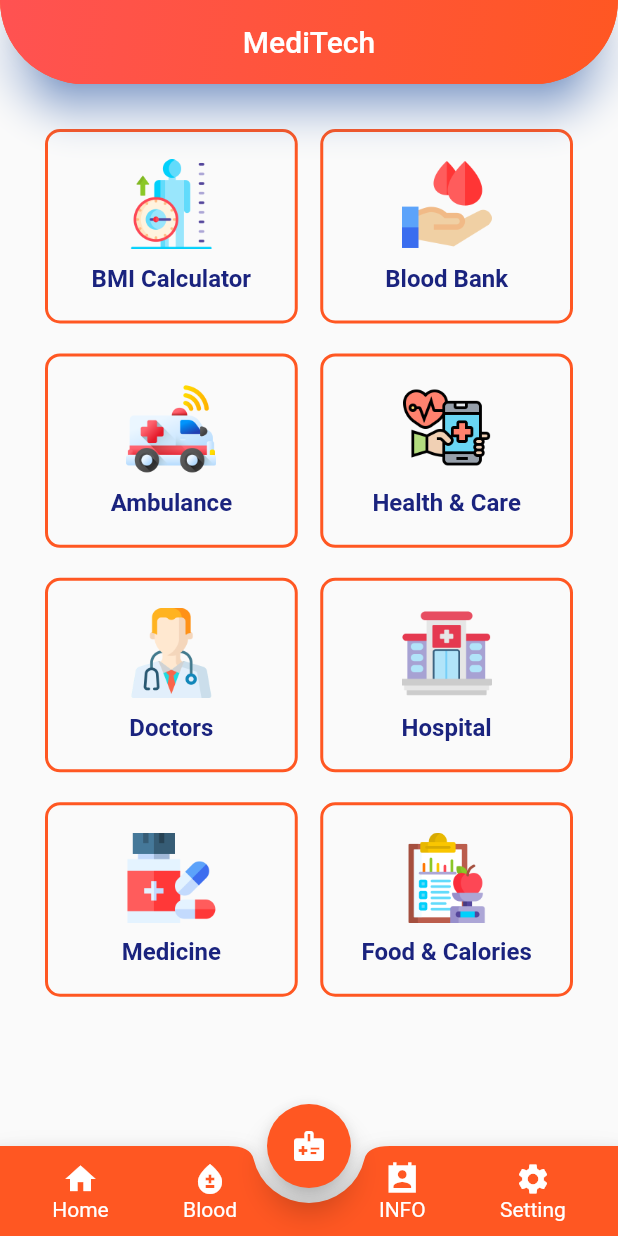
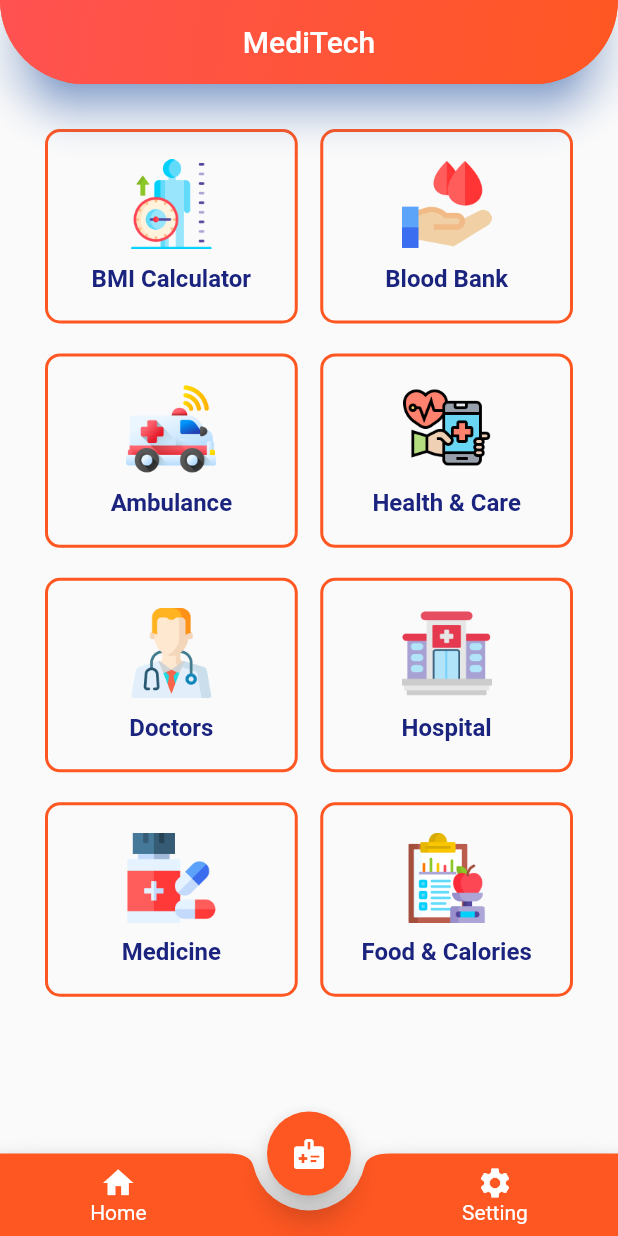
Before and after one commit to marufahmedofficial/MediTech_project_UITS, a Flutter app: the screen it shows after launch, on a phone screen of 412 x 824 dp. Run offline on Flutter 3.47's test engine with Material 2 defaults, Android fonts, the phone set to English and light mode, and no system bars.

Commit message:
nav updated

```diff
--- a/lib/pages/homepage.dart
+++ b/lib/pages/homepage.dart
@@ -84,19 +84,27 @@ class _HomePageState extends State<HomePage> {
         // // label : const Text('Change'),
         // icon: const Icon(Icons.change_circle) ,
       ),
-      bottomNavigationBar: BottomAppBar(
+      bottomNavigationBar:BottomAppBar(
         notchMargin: 10.0,
         shape: CircularNotchedRectangle(),
         color: Colors.deepOrange,
+
         child: Row(
           mainAxisAlignment: MainAxisAlignment.spaceAround,
           mainAxisSize: MainAxisSize.max,
           children: [
-            Padding(
-              padding: const EdgeInsets.only(left: 10.0),
+
+            InkWell(
+              onTap: () {
+
+              },
+              child: Padding(
+                padding: const EdgeInsets.only(left: 10.0,right: 10),
                 child: Column(
+
                   mainAxisSize: MainAxisSize.min,
                   children: [
+
                     Icon(
                       Icons.home,
                       color: Colors.white,
@@ -108,40 +116,9 @@ class _HomePageState extends State<HomePage> {
                   ],
                 ),
               ),
-            Padding(
-              padding:
-              const EdgeInsets.only(right: 20.0, top: 10.0, bottom: 10.0),
-              child: Column(
-                mainAxisSize: MainAxisSize.min,
-                children: [
-                  Icon(
-                    Icons.bloodtype_sharp,
-                    color: Colors.white,
             ),
-                  Text(
-                    "Blood",
-                    style: TextStyle(color: Colors.white),
-                  )
-                ],
-              ),
-            ),
-            Padding(
-              padding:
-              const EdgeInsets.only(left: 25.0, top: 10.0, bottom: 10.0),
-              child: Column(
-                mainAxisSize: MainAxisSize.min,
-                children: [
-                  Icon(
-                    Icons.perm_contact_calendar_sharp,
-                    color: Colors.white,
-                  ),
-                  Text(
-                    "INFO",
-                    style: TextStyle(color: Colors.white),
-                  )
-                ],
-              ),
-            ),
+            Container(height: 55.0),
+
             Padding(
               padding: const EdgeInsets.only(right: 10.0),
               child: Column(
```
Lines whose indentation alone changed are shown as unchanged.
